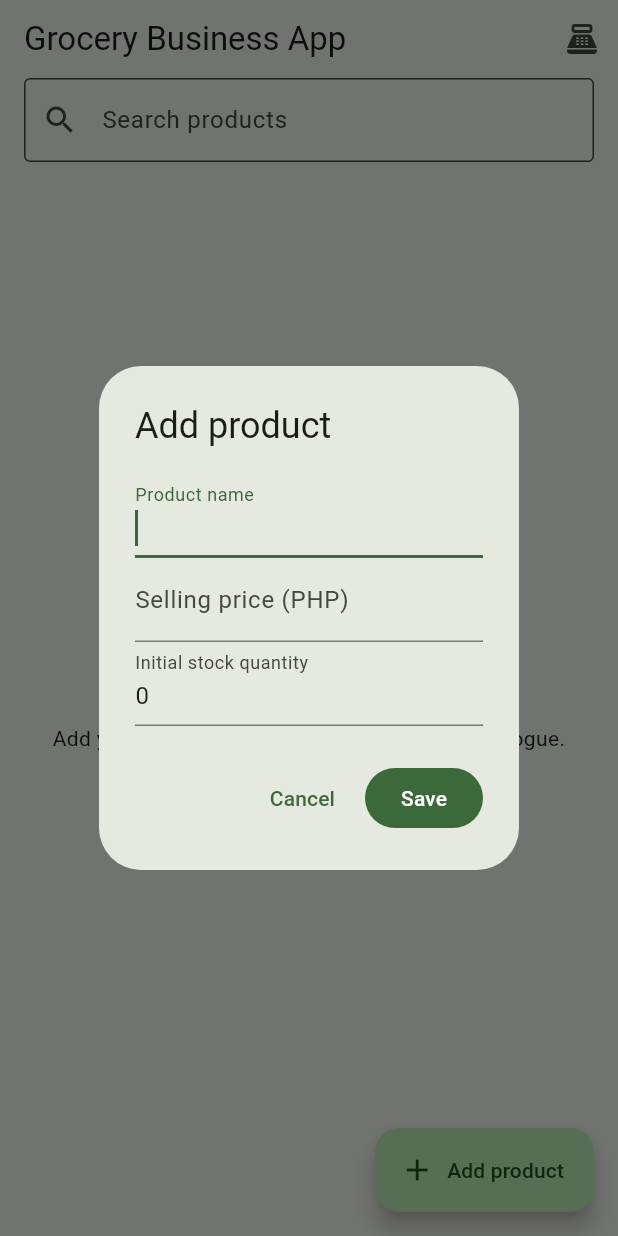
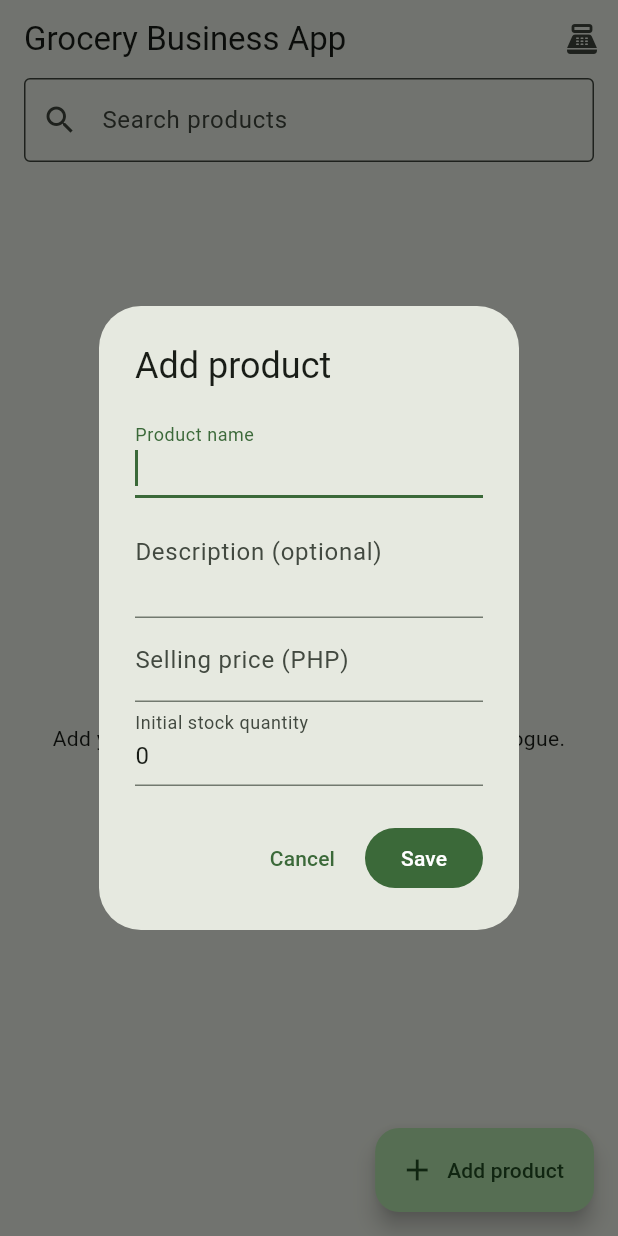
Before and after one commit to JasonScottCManalo12/grocery-business-app, a Flutter app: the screen it shows after launch, after a tap on "Add product", on a phone screen of 412 x 824 dp. Run offline on Flutter 3.47's test engine with Material 3 defaults, Android fonts, the phone set to English and light mode, and no system bars; our stand-ins replace sqflite; accounts and stored records are empty.

Commit message:
Add descriptions and description search to product catalogue

```diff
--- a/lib/main.dart
+++ b/lib/main.dart
@@ -81,7 +81,7 @@ class _ProductCataloguePageState extends State<ProductCataloguePage> {
     final query = _searchController.text.trim().toLowerCase();
     if (query.isEmpty) return _products;
     return _products
-        .where((product) => product.name.toLowerCase().contains(query))
+        .where((product) => product.name.toLowerCase().contains(query) || product.description.toLowerCase().contains(query))
         .toList(growable: false);
   }
 
@@ -91,6 +91,7 @@ class _ProductCataloguePageState extends State<ProductCataloguePage> {
       builder: (dialogContext) {
         final formKey = GlobalKey<FormState>();
         var name = product?.name ?? '';
+        var description = product?.description ?? '';
         var priceText =
             product == null ? '' : product.price.toStringAsFixed(2);
         var stockText = product?.stockQuantity.toString() ?? '0';
@@ -113,6 +114,18 @@ class _ProductCataloguePageState extends State<ProductCataloguePage> {
                     validator: (value) => value == null || value.trim().isEmpty
                         ? 'Enter a product name.'
                         : null,
+                  ),
+                  TextFormField(
+                    key: const Key('product-description'),
+                    initialValue: description,
+                    minLines: 2,
+                    maxLines: 4,
+                    textCapitalization: TextCapitalization.sentences,
+                    decoration: const InputDecoration(
+                      labelText: 'Description (optional)',
+                      alignLabelWithHint: true,
+                    ),
+                    onChanged: (value) => description = value,
                   ),
                   TextFormField(
                     key: const Key('product-price'),
@@ -166,6 +179,7 @@ class _ProductCataloguePageState extends State<ProductCataloguePage> {
                 final item = Product(
                   id: product?.id,
                   name: name.trim(),
+                  description: description.trim(),
                   priceCents: (amount * 100).round(),
                   stockQuantity: int.parse(stockText.trim()),
                   isActive: product?.isActive ?? true,
@@ -178,7 +192,9 @@ class _ProductCataloguePageState extends State<ProductCataloguePage> {
                 } catch (_) {
                   if (!dialogContext.mounted) return;
                   ScaffoldMessenger.of(dialogContext).showSnackBar(
-                    const SnackBar(content: Text('Could not save product.')),
+                    SnackBar(content: Text(
+                      _.toString().replaceFirst('Bad state: ', '').replaceFirst('Invalid argument(s): ', ''),
+                    )),
                   );
                 }
               },
@@ -351,7 +367,10 @@ class _ProductCataloguePageState extends State<ProductCataloguePage> {
                               child: Text(product.name.characters.first.toUpperCase()),
                             ),
                             title: Text(product.name),
-                            subtitle: Text('Stock: ${product.stockQuantity}'),
+                            subtitle: Text([
+                              if (product.description.trim().isNotEmpty) product.description.trim(),
+                              'Stock: ${product.stockQuantity}',
+                            ].join(' · ')),
                             trailing: Row(
                               mainAxisSize: MainAxisSize.min,
                               children: [
```
